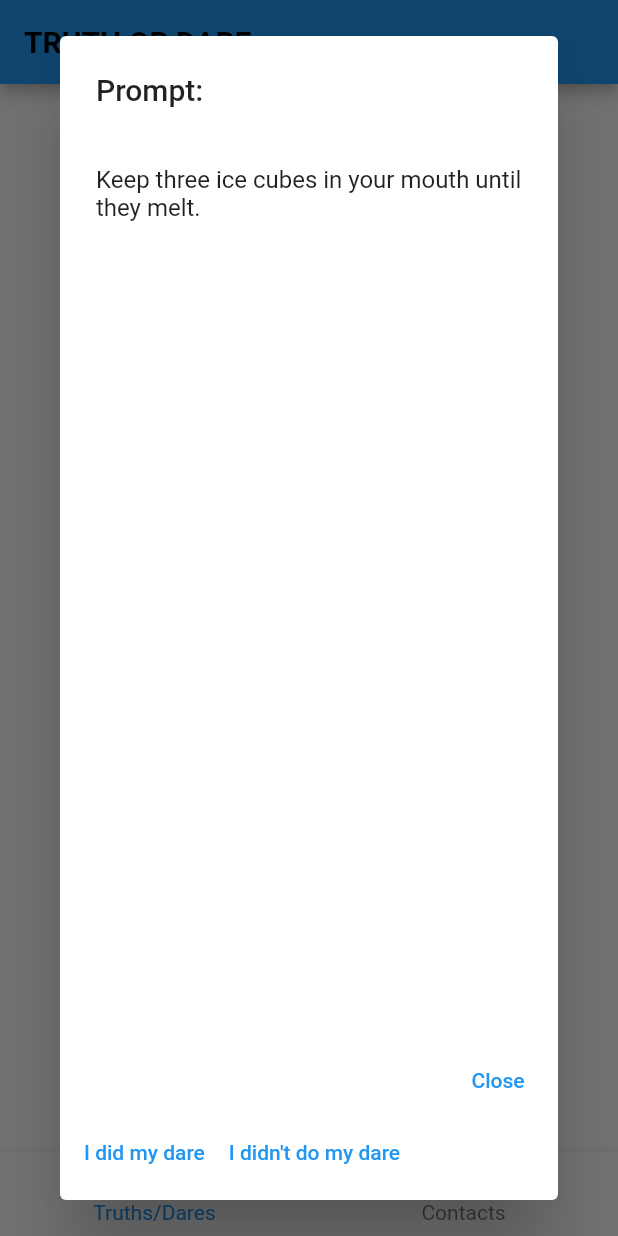
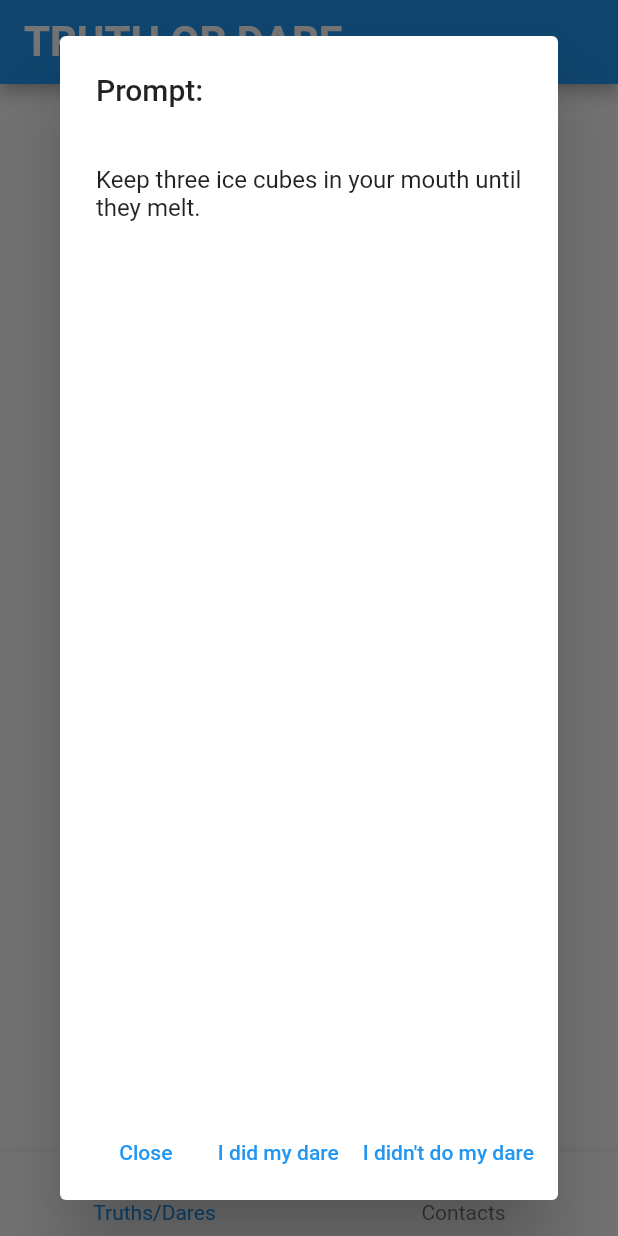
Before and after one commit to keyszl/truth-or-dare, a Flutter app: the screen it shows after launch, after a tap on "DARE", on a phone screen of 412 x 824 dp. Run offline on Flutter 3.47's test engine with Material 2 defaults, Android fonts, the phone set to English and light mode, and no system bars; our stand-ins replace chat_bubbles, image_picker; missing offline and left inert: mutex, network_info_plus.

Commit message:
Typos and Blue Squigglies Gone

```diff
--- a/truth_or_dare/lib/firstscreen.dart
+++ b/truth_or_dare/lib/firstscreen.dart
@@ -3,15 +3,9 @@ import 'dart:math';
 import 'package:flutter/material.dart';
 
 import 'dart:async';
-import 'dart:io';
-import 'dart:typed_data';
-import 'dart:convert';
-
-import 'package:network_info_plus/network_info_plus.dart';
 
 import 'package:truth_or_dare/friends_data.dart';
 import 'globals.dart' as globals;
-import 'package:path/path.dart' as p;
 import 'dart:async' show Future;
 import 'package:flutter/services.dart' show rootBundle;
 
@@ -23,6 +17,7 @@ Future<String> loadAssetDares() async {
   return await rootBundle.loadString('assets/dares.txt');
 }
 
+// ignore: must_be_immutable
 class TruthDareScreen extends StatefulWidget {
   TruthDareScreen({super.key, required this.friends, required this.ipAddr});
 
@@ -30,10 +25,10 @@ class TruthDareScreen extends StatefulWidget {
   String? ipAddr;
 
   @override
-  _TruthDareScreenState createState() => _TruthDareScreenState();
+  TruthDareScreenState createState() => TruthDareScreenState();
 }
 
-class _TruthDareScreenState extends State<TruthDareScreen> {
+class TruthDareScreenState extends State<TruthDareScreen> {
   late Friends _friends;
   late String _ipAddr;
 
@@ -82,19 +77,19 @@ class _TruthDareScreenState extends State<TruthDareScreen> {
         decoration: InputDecoration(hintText: "Type your Truth Here"),
       );
     } else {
-      return Row(children: <Widget>[
+      return Row(mainAxisSize: MainAxisSize.min, children: <Widget>[
         TextButton(
-            key: Key("DidDareButton"),
+            key: const Key("DidDareButton"),
             onPressed: () {
               Navigator.pop(context);
             },
-            child: Text("I did my dare")),
+            child: const Text("I did my dare")),
         TextButton(
-            key: Key("DidNotDoDareButton"),
+            key: const Key("DidNotDoDareButton"),
             onPressed: () {
               Navigator.pop(context);
             },
-            child: Text("I didn't do my dare"))
+            child: const Text("I didn't do my dare"))
       ]);
     }
   }
@@ -137,12 +132,11 @@ class _TruthDareScreenState extends State<TruthDareScreen> {
             // TRUTH BUTTON
             key: const Key("TruthButton"),
             style: TextButton.styleFrom(
-              backgroundColor: Color.fromARGB(255, 175, 219, 237),
+              backgroundColor: const Color.fromARGB(255, 175, 219, 237),
               padding: const EdgeInsets.all(16.0),
               textStyle: const TextStyle(
                 fontSize: 30,
                 fontWeight: FontWeight.bold,
-                color: Colors.black,
               ),
             ),
             onPressed: () {
@@ -164,13 +158,10 @@ class _TruthDareScreenState extends State<TruthDareScreen> {
             //DARE BUTTON
             key: const Key("DareButton"),
             style: TextButton.styleFrom(
-              backgroundColor: Color.fromARGB(255, 175, 219, 237),
+              backgroundColor: const Color.fromARGB(255, 175, 219, 237),
               padding: const EdgeInsets.all(16.0),
-              textStyle: const TextStyle(
-                fontSize: 30,
-                fontWeight: FontWeight.bold,
-                color: Colors.black,
-              ),
+              textStyle:
+                  const TextStyle(fontSize: 30, fontWeight: FontWeight.bold),
             ),
             onPressed: () {
               // do something
--- a/truth_or_dare/lib/main.dart
+++ b/truth_or_dare/lib/main.dart
@@ -1,3 +1,5 @@
+// ignore_for_file: unused_field
+
 import 'package:flutter/material.dart';
 import 'package:truth_or_dare/firstscreen.dart';
 import 'package:truth_or_dare/secondscreen.dart';
@@ -21,12 +23,12 @@ class MainScreen extends StatefulWidget {
   const MainScreen({super.key});
 
   @override
-  _MainScreenState createState() => _MainScreenState();
+  MainScreenState createState() => MainScreenState();
 }
 
-class _MainScreenState extends State<MainScreen> {
+class MainScreenState extends State<MainScreen> {
   String? _ipaddress = "Loading...";
-  late StreamSubscription<Socket> server_sub;
+  late StreamSubscription<Socket> serverSub;
   late Friends _friends;
   late List<DropdownMenuItem<String>> _friendList;
   late TextEditingController _nameController, _ipController;
@@ -57,8 +59,9 @@ class _MainScreenState extends State<MainScreen> {
     });
   }
 
+  @override
   void dispose() {
-    server_sub.cancel();
+    serverSub.cancel();
     super.dispose();
   }
 
@@ -66,7 +69,7 @@ class _MainScreenState extends State<MainScreen> {
     // Thank you https://stackoverflow.com/questions/52411168/how-to-get-device-ip-in-dart-flutter
     String? ip = await NetworkInfo().getWifiIP();
     setState(() {
-      _ipaddress = "My IP: " + ip!;
+      _ipaddress = "My IP: $ip!";
     });
   }
 
@@ -74,7 +77,7 @@ class _MainScreenState extends State<MainScreen> {
     try {
       ServerSocket server =
           await ServerSocket.bind(InternetAddress.anyIPv4, ourPort);
-      server_sub = server.listen(_listenToSocket); // StreamSubscription<Socket>
+      serverSub = server.listen(_listenToSocket); // StreamSubscription<Socket>
     } on SocketException catch (e) {
       ScaffoldMessenger.of(context).showSnackBar(SnackBar(
         content: Text("Error: $e"),
@@ -92,7 +95,7 @@ class _MainScreenState extends State<MainScreen> {
 
   void _handleIncomingMessage(String ip, Uint8List incomingData) {
     String received = String.fromCharCodes(incomingData);
-    print("Received '$received' from '$ip'");
+    print("Received $received from $ip");
     _friends.receiveFrom(ip, received);
   }
 
@@ -103,7 +106,8 @@ class _MainScreenState extends State<MainScreen> {
           backgroundColor: Colors.lightBlue[190],
           title: const Text(
             "TRUTH OR DARE",
-            style: TextStyle(color: Colors.black, fontWeight: FontWeight.bold),
+            style: TextStyle(
+                color: Colors.white, fontWeight: FontWeight.bold, fontSize: 28),
           ),
         ),
         body: pages.elementAt(selectedIndex),
@@ -128,6 +132,6 @@ class _MainScreenState extends State<MainScreen> {
             onTap: onItemTapped,
             selectedLabelStyle: TextStyle(color: Colors.pink[50], fontSize: 14),
             unselectedLabelStyle:
-                TextStyle(fontSize: 14, color: Colors.black)));
+                const TextStyle(fontSize: 14, color: Colors.black)));
   }
 }
--- a/truth_or_dare/lib/secondscreen.dart
+++ b/truth_or_dare/lib/secondscreen.dart
@@ -5,20 +5,21 @@ import 'package:truth_or_dare/text_widgets.dart';
 import 'package:truth_or_dare/chat.dart';
 import 'package:truth_or_dare/list_items.dart';
 
+// ignore: must_be_immutable
 class ContactsScreen extends StatefulWidget {
   ContactsScreen({super.key, required this.friends});
 
   Friends? friends;
 
-  _ContactsScreenState createState() => _ContactsScreenState();
+  @override
+  ContactsScreenState createState() => ContactsScreenState();
 }
 
-class _ContactsScreenState extends State<ContactsScreen> {
-  String? _ipaddress = "Loading...";
+class ContactsScreenState extends State<ContactsScreen> {
   late Friends _friends;
-  late List<DropdownMenuItem<String>> _friendList;
   late TextEditingController _nameController, _ipController;
 
+  @override
   void initState() {
     super.initState();
     _friends = widget.friends!;
@@ -27,7 +28,6 @@ class _ContactsScreenState extends State<ContactsScreen> {
   }
 
   Future<void> _handleChat(Friend friend) async {
-    print("Chat");
     await Navigator.of(context).push(
       MaterialPageRoute(
         builder: (context) => ChatScreen(friend: friend),
--- a/truth_or_dare/lib/text_widgets.dart
+++ b/truth_or_dare/lib/text_widgets.dart
@@ -19,7 +19,7 @@ class ActionText extends StatelessWidget {
   @override
   Widget build(BuildContext context) {
     return SizedBox(
-        width: this.width,
+        width: width,
         child: TextField(
           controller: controller,
           keyboardType: inType,
```
